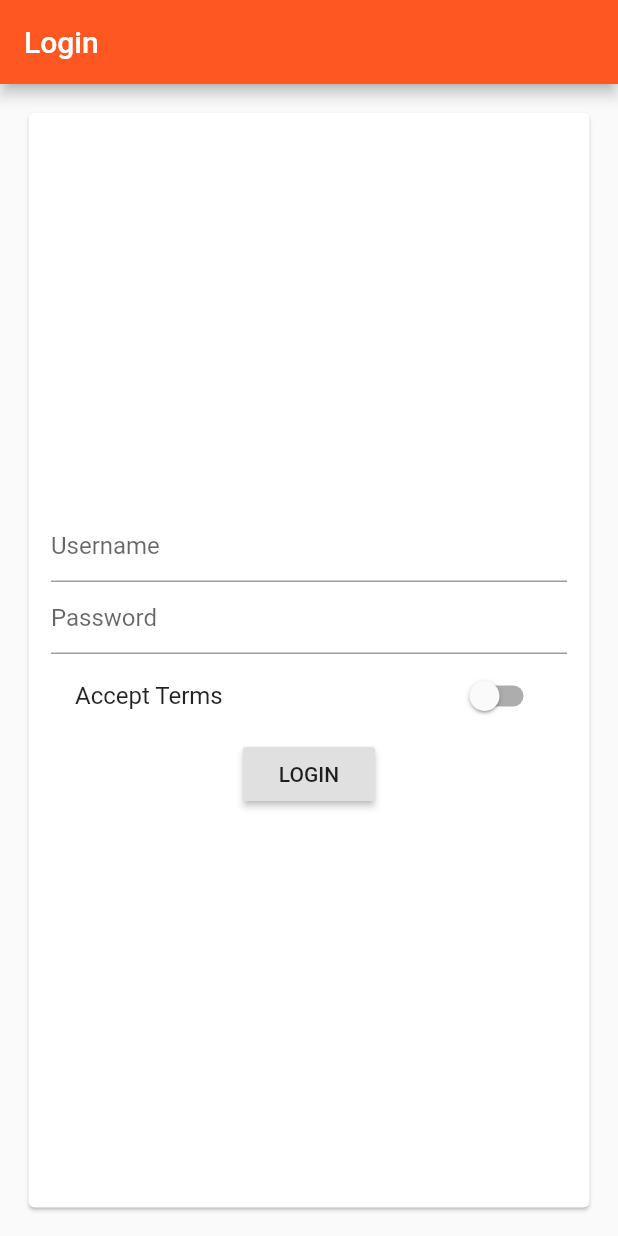
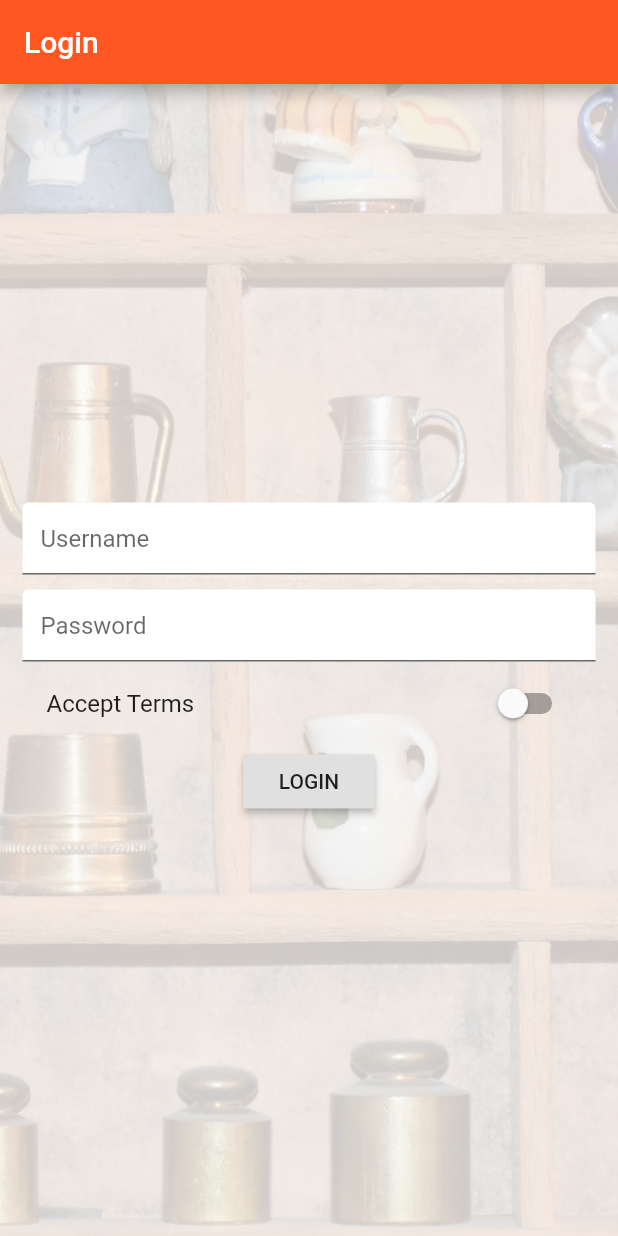
Before and after one commit to MuthuHere/FlutterCourse, a Flutter app: the screen it shows after launch, on a phone screen of 412 x 824 dp. Run offline on Flutter 3.47's test engine with Material 2 defaults, Android fonts, the phone set to English and light mode, and no system bars.

Commit message:
1. Custom Font added 2. Background images with blurry bg added

```diff
--- a/lib/pages/auth.dart
+++ b/lib/pages/auth.dart
@@ -9,7 +9,7 @@ class AuthPage extends StatefulWidget {
 
 class _AuthState extends State<AuthPage> {
   String _username, _password;
-  bool _acceptTerms=false;
+  bool _acceptTerms = false;
 
   @override
   Widget build(BuildContext context) {
@@ -19,23 +19,36 @@ class _AuthState extends State<AuthPage> {
       ),
       body: Center(
         child: Container(
-          padding: EdgeInsets.all(15.0),
-          child: Card(
           child: Container(
+            decoration: BoxDecoration(
+              image: DecorationImage(
+                fit: BoxFit.cover,
+                colorFilter: ColorFilter.mode(
+                    Colors.black.withOpacity(0.2), BlendMode.dstATop),
+                image: AssetImage('assets/background.jpg'),
+              ),
+            ),
             padding: EdgeInsets.all(15.0),
             child: Column(
               mainAxisAlignment: MainAxisAlignment.center,
               crossAxisAlignment: CrossAxisAlignment.center,
               children: <Widget>[
                 TextField(
-                    decoration: InputDecoration(hintText: 'Username'),
+                  decoration: InputDecoration(
+                      hintText: 'Username',
+                      filled: true,
+                      fillColor: Colors.white),
+                  textInputAction: TextInputAction.next,
+                  focusNode: FocusNode(),
                   onChanged: (String value) {
                     setState(() {
                       _username = value;
                     });
                   },
                 ),
+                SizedBox(height: 10.0),
                 TextField(
+                  textInputAction: TextInputAction.done,
                   onChanged: (String value) {
                     setState(() {
                       _password = value;
@@ -45,12 +58,13 @@ class _AuthState extends State<AuthPage> {
                   obscureText: true,
                   decoration: InputDecoration(
                       hintText: 'Password',
-                    ),
+                      filled: true,
+                      fillColor: Colors.white),
                 ),
                 SwitchListTile(
-                    value:_acceptTerms,
+                  value: _acceptTerms,
                   title: Text('Accept Terms'),
-                    onChanged: (bool value){
+                  onChanged: (bool value) {
                     setState(() {
                       _acceptTerms = value;
                     });
@@ -59,8 +73,10 @@ class _AuthState extends State<AuthPage> {
                 RaisedButton(
                   child: Text('LOGIN'),
                   onPressed: () {
-                      print("Username==> " + _username +
-                          " <===== password =====>" + _password);
+                    print("Username==> " +
+                        _username +
+                        " <===== password =====>" +
+                        _password);
                     Navigator.pushReplacementNamed(context, "/home");
                   },
                 )
@@ -69,7 +85,6 @@ class _AuthState extends State<AuthPage> {
           ),
         ),
       ),
-      ),
     );
   }
 }
--- a/lib/pages/product_create.dart
+++ b/lib/pages/product_create.dart
@@ -66,7 +66,7 @@ class _ProductCreateState extends State<ProductCreatePage> {
                   'image': 'assets/food.jpg'
                 };
                 widget.addProduct(map);
-                Navigator.pushReplacementNamed(context, '/');
+                Navigator.pushReplacementNamed(context, '/home');
               },
             )
           ],
--- a/lib/pages/products_admin.dart
+++ b/lib/pages/products_admin.dart
@@ -22,12 +22,13 @@ class ProductAdminPage extends StatelessWidget {
                 automaticallyImplyLeading: false,
               ),
               ListTile(
+                leading: Icon(Icons.shop_two),
                 title: Text(
                   "ALL Products",
                 ),
                 onTap: () {
                   Navigator.of(context).pop();
-                  Navigator.pushReplacementNamed(context, "/");
+                  Navigator.pushReplacementNamed(context, "/home");
                 },
               )
             ],
```
Also changed, not shown: lib/details/product_details.dart (+35 -9 lines), lib/main.dart (+6 -5 lines), lib/pages/home.dart (+10 -2 lines), lib/products.dart (+46 -4 lines), pubspec.yaml (+5 -4 lines), assets/Oswald-Bold.ttf (added), assets/background.jpg (added). Lines whose indentation alone changed are shown as unchanged.
